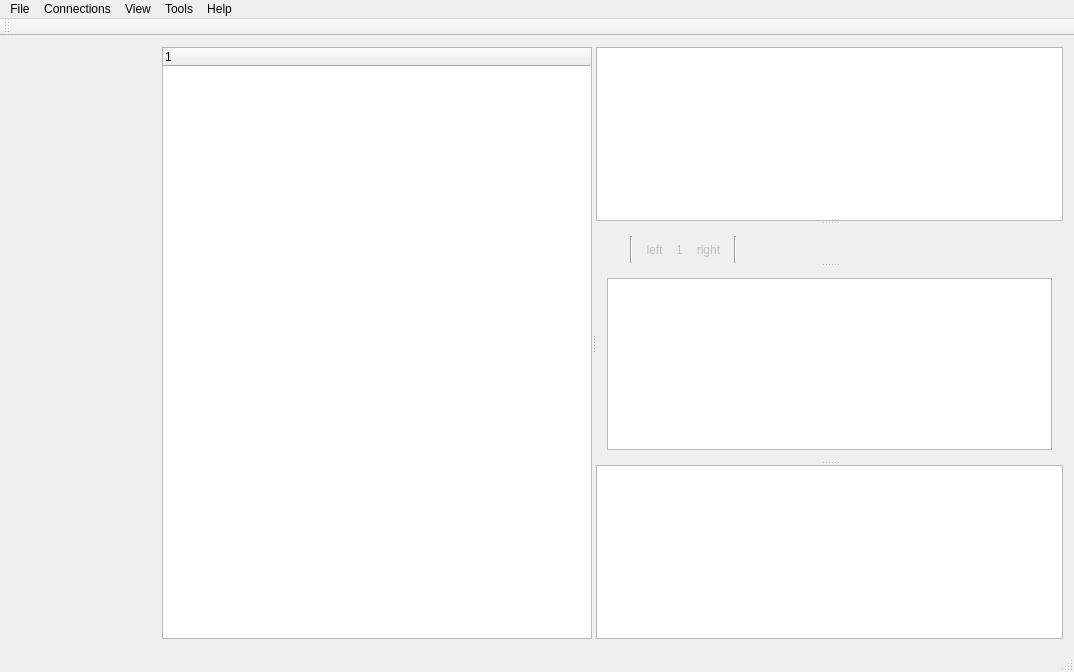
This is ODBC_Query/ODBC_Query.ui in Edder/odbc-query as Qt 5 draws it before an edit. The edited form follows.
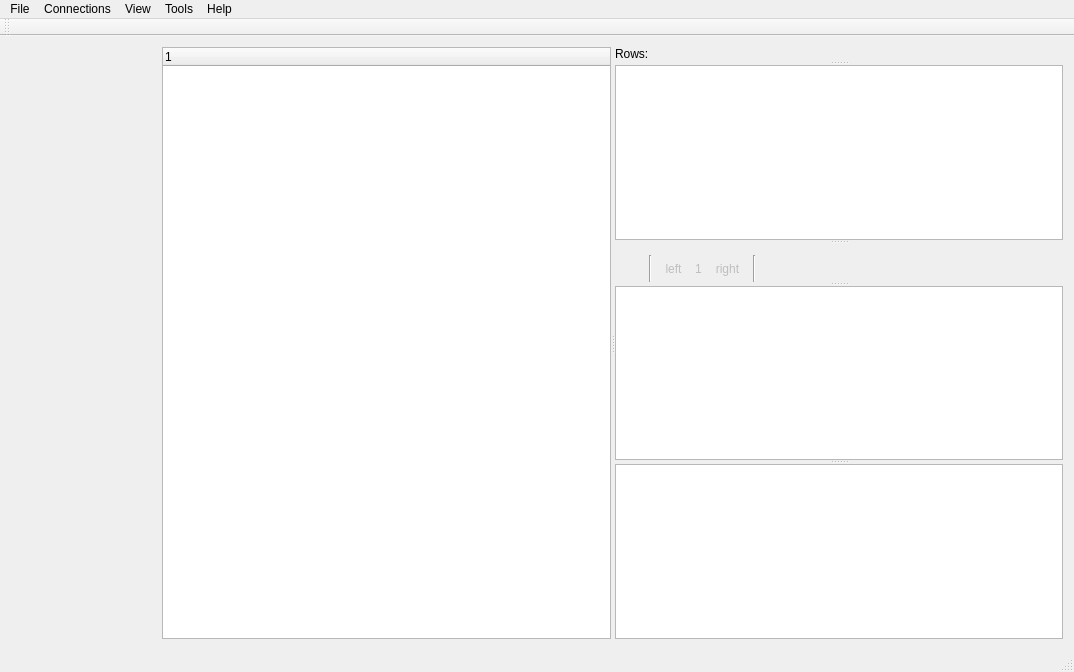
This is the edited form. Icons and pictures are not drawn. Custom widgets are drawn as their Qt base class.

The edit to the form file:
```diff
--- a/ODBC_Query/ODBC_Query.ui
+++ b/ODBC_Query/ODBC_Query.ui
@@ -152,6 +152,14 @@
        <property name="orientation">
         <enum>Qt::Vertical</enum>
        </property>
+       <widget class="QLabel" name="ResultCountLabel">
+        <property name="text">
+         <string>Rows: </string>
+        </property>
+        <property name="margin">
+         <number>3</number>
+        </property>
+       </widget>
        <widget class="ODBC_TableView" name="SQLResultTableView">
         <property name="font">
          <font>
@@ -175,7 +183,7 @@
          <bool>true</bool>
         </property>
         <property name="sortingEnabled">
-         <bool>false</bool>
+         <bool>true</bool>
         </property>
         <attribute name="verticalHeaderDefaultSectionSize">
          <number>20</number>
@@ -360,13 +368,7 @@
          </item>
         </layout>
        </widget>
-       <widget class="QWidget" name="layoutWidget">
-        <layout class="QHBoxLayout" name="HorizontalLayout">
-         <item>
-          <widget class="QTextEdit" name="SQLCommandTextEdit"/>
-         </item>
-        </layout>
-       </widget>
+       <widget class="QTextEdit" name="SQLCommandTextEdit"/>
        <widget class="QTextBrowser" name="SQLLogTextBrowser">
         <property name="readOnly">
          <bool>true</bool>
```
